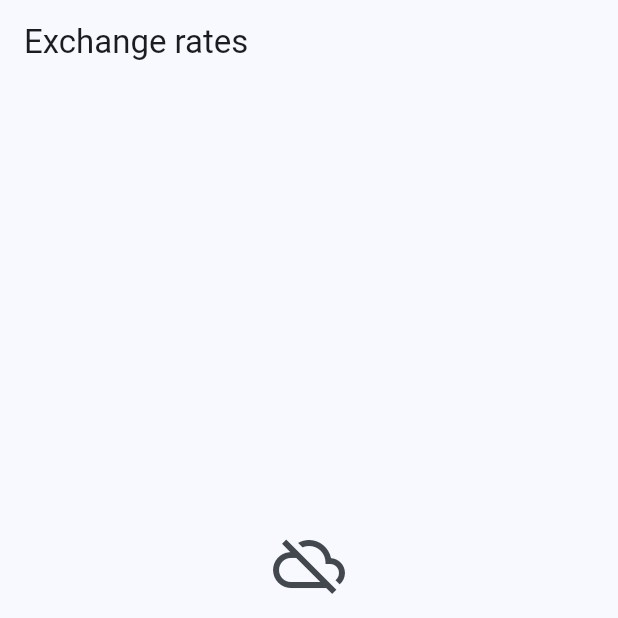
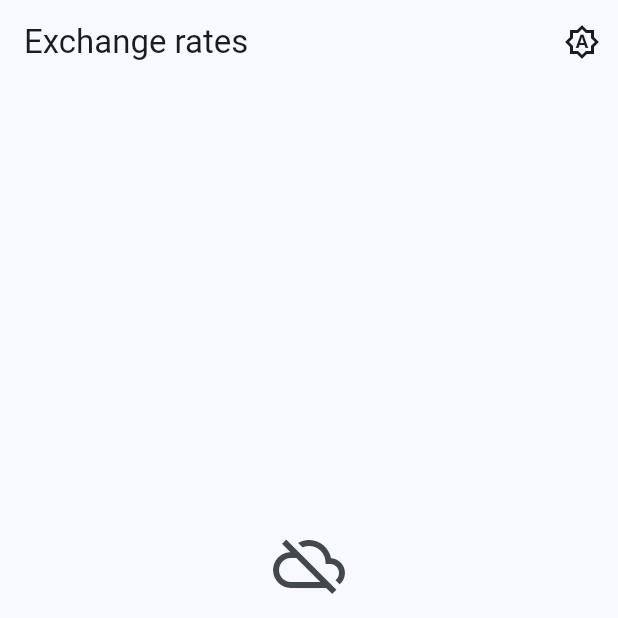
Before and after one commit to OmarElsharkawy1/currency_exchange_tracker, a Flutter app: the screen it shows after launch, on a phone screen of 412 x 824 dp, the top half of it. Run offline on Flutter 3.47's test engine with Material 3 defaults, Android fonts, the phone set to English and light mode, and no system bars; our stand-ins replace connectivity_plus, dio, equatable, fl_chart, flutter_bloc, get_it and 4 more; accounts and stored records are empty; network calls fail.

Commit message:
feat(core): add a persisted light/dark/system theme toggle
An AppBar button on both screens cycles the app through following the
device, light, and dark, and the choice survives a relaunch.

- ThemeModeController is a ValueNotifier, not a fourth bloc: CLAUDE.md
  fixes the app at three, and a theme choice is not domain state. It
  is provided at the composition root the same way Clock is.
- ThemeModeScope is an InheritedNotifier because providers refuse
  Listenables by design — they do not rebuild dependents when one
  changes. The inherited dependency both delivers the rebuild and
  scopes it to the button that asked.
- The cycle returns to system. Without that step a user who tried the
  switch could never hand the decision back to the device, which is
  also why the icon names the mode rather than the brightness it
  resolved to.
- ThemeModeStore shares the existing Hive box and lives in core/: a
  theme is not rate data, and the rates repository should not learn it
  exists. A missing, unrecognised or unreadable value all mean the
  same thing — the user has not chosen.
- main.dart reads the stored mode before runApp, so the app never
  paints one theme and then corrects itself.
- The button carries an explicit Semantics label with the tooltip
  excluded from semantics, since IconButton(tooltip:) populates the
  tooltip property rather than the label and assistive tech would
  otherwise announce the mode twice.

Also logs the prompt and output in AI_USAGE.md.

analyze: 0 issues. test: 295 passed. format: clean.

Co-Authored-By: Claude Opus 5 <noreply@anthropic.com>

```diff
--- a/lib/app.dart
+++ b/lib/app.dart
@@ -3,6 +3,9 @@ import 'package:currency_exchange_tracker/core/connectivity/connectivity_cubit.d
 import 'package:currency_exchange_tracker/core/di/injection.dart';
 import 'package:currency_exchange_tracker/core/navigation/app_routes.dart';
 import 'package:currency_exchange_tracker/core/theme/app_theme.dart';
+import 'package:currency_exchange_tracker/core/theme/theme_mode_controller.dart';
+import 'package:currency_exchange_tracker/core/theme/theme_mode_scope.dart';
+import 'package:currency_exchange_tracker/core/theme/theme_mode_store.dart';
 import 'package:currency_exchange_tracker/features/rates/domain/entities/rate_comparison.dart';
 import 'package:currency_exchange_tracker/features/rates/presentation/blocs/currency_detail_bloc.dart';
 import 'package:currency_exchange_tracker/features/rates/presentation/blocs/currency_detail_event.dart';
@@ -17,9 +20,34 @@ import 'package:flutter_bloc/flutter_bloc.dart';
 ///
 /// The composition root reaches into the service locator here, once, so no
 /// widget or bloc below has to. Every screen gets its bloc from a route.
-class CurrencyExchangeTrackerApp extends StatelessWidget {
-  /// Creates the app root.
-  const CurrencyExchangeTrackerApp({super.key});
+class CurrencyExchangeTrackerApp extends StatefulWidget {
+  /// Creates the app root, starting from the theme the user last chose.
+  const CurrencyExchangeTrackerApp({
+    this.initialThemeMode = ThemeMode.system,
+    super.key,
+  });
+
+  /// The theme mode restored from storage before the first frame.
+  final ThemeMode initialThemeMode;
+
+  @override
+  State<CurrencyExchangeTrackerApp> createState() =>
+      _CurrencyExchangeTrackerAppState();
+}
+
+class _CurrencyExchangeTrackerAppState
+    extends State<CurrencyExchangeTrackerApp> {
+  /// The chosen theme. Lives for the life of the app and is disposed with it.
+  late final ThemeModeController _themeMode = ThemeModeController(
+    initial: widget.initialThemeMode,
+    store: getIt<ThemeModeStore>(),
+  );
+
+  @override
+  void dispose() {
+    _themeMode.dispose();
+    super.dispose();
+  }
 
   @override
   Widget build(BuildContext context) {
@@ -30,13 +58,22 @@ class CurrencyExchangeTrackerApp extends StatelessWidget {
       value: getIt<Clock>(),
       child: BlocProvider<ConnectivityCubit>.value(
         value: getIt<ConnectivityCubit>(),
-        child: MaterialApp(
+        child: ThemeModeScope(
+          controller: _themeMode,
+          // Only the app shell re-runs when the mode changes; the routes
+          // below rebuild because their theme did, not because of a listener.
+          child: ValueListenableBuilder<ThemeMode>(
+            valueListenable: _themeMode,
+            builder: (context, themeMode, child) => MaterialApp(
               title: 'Currency Exchange Tracker',
               debugShowCheckedModeBanner: false,
               theme: AppTheme.light,
               darkTheme: AppTheme.dark,
+              themeMode: themeMode,
               initialRoute: AppRoutes.ratesList,
               onGenerateRoute: _onGenerateRoute,
+            ),
+          ),
         ),
       ),
     );
--- a/lib/core/di/injection.dart
+++ b/lib/core/di/injection.dart
@@ -3,6 +3,7 @@ import 'package:currency_exchange_tracker/core/clock/clock.dart';
 import 'package:currency_exchange_tracker/core/connectivity/connectivity_cubit.dart';
 import 'package:currency_exchange_tracker/core/connectivity/connectivity_sources.dart';
 import 'package:currency_exchange_tracker/core/network/host_fallback_interceptor.dart';
+import 'package:currency_exchange_tracker/core/theme/theme_mode_store.dart';
 import 'package:currency_exchange_tracker/features/rates/data/data_sources/rates_local_data_source.dart';
 import 'package:currency_exchange_tracker/features/rates/data/data_sources/rates_remote_data_source.dart';
 import 'package:currency_exchange_tracker/features/rates/data/repositories/rates_repository_impl.dart';
@@ -31,6 +32,9 @@ Future<void> configureDependencies() async {
   final ratesBox = await Hive.openBox<String>(ratesCacheBoxName);
   getIt
     ..registerSingleton<Box<String>>(ratesBox)
+    ..registerLazySingleton<ThemeModeStore>(
+      () => ThemeModeStore(getIt<Box<String>>()),
+    )
     ..registerLazySingleton<Dio>(() {
       final dio = Dio(
         BaseOptions(
--- /dev/null
+++ b/lib/core/theme/theme_mode_button.dart
@@ -0,0 +1,48 @@
+import 'package:currency_exchange_tracker/core/theme/theme_mode_scope.dart';
+import 'package:flutter/material.dart';
+
+/// Cycles the app through following the device, light, and dark.
+///
+/// The icon names the *mode*, not the brightness currently on screen, so
+/// "following the device" is a state the user can see they are in rather than
+/// one that masquerades as whichever theme it resolved to.
+class ThemeModeButton extends StatelessWidget {
+  /// Creates the button.
+  const ThemeModeButton({super.key});
+
+  @override
+  Widget build(BuildContext context) {
+    final controller = ThemeModeScope.of(context);
+    final mode = controller.value;
+
+    final label = _labelFor(mode);
+
+    // The tooltip is the pointer affordance and the Semantics label is the
+    // screen-reader one. The tooltip is excluded from semantics so assistive
+    // tech announces the mode once, not twice.
+    return Tooltip(
+      message: label,
+      excludeFromSemantics: true,
+      child: Semantics(
+        button: true,
+        label: label,
+        child: IconButton(
+          onPressed: controller.next,
+          icon: Icon(_iconFor(mode)),
+        ),
+      ),
+    );
+  }
+
+  IconData _iconFor(ThemeMode mode) => switch (mode) {
+    ThemeMode.system => Icons.brightness_auto_outlined,
+    ThemeMode.light => Icons.light_mode_outlined,
+    ThemeMode.dark => Icons.dark_mode_outlined,
+  };
+
+  String _labelFor(ThemeMode mode) => switch (mode) {
+    ThemeMode.system => 'Theme: following the device',
+    ThemeMode.light => 'Theme: light',
+    ThemeMode.dark => 'Theme: dark',
+  };
+}
--- /dev/null
+++ b/lib/core/theme/theme_mode_controller.dart
@@ -0,0 +1,38 @@
+import 'dart:async';
+
+import 'package:currency_exchange_tracker/core/theme/theme_mode_store.dart';
+import 'package:flutter/material.dart';
+
+/// Holds the theme the user has chosen, and remembers it.
+///
+/// A [ValueNotifier] rather than a cubit on purpose: the app has exactly three
+/// blocs, and a theme choice is not a fourth piece of domain state. It is
+/// provided at the composition root and read through `ThemeModeScope`.
+class ThemeModeController extends ValueNotifier<ThemeMode> {
+  /// Creates a controller starting at [initial], persisting through [store].
+  ///
+  /// [store] is optional so tests that only care about the cycle need not
+  /// bring storage with them; the composition root always supplies one.
+  ThemeModeController({ThemeMode initial = ThemeMode.system, this.store})
+    : super(initial);
+
+  /// Where the choice is remembered, if anywhere.
+  final ThemeModeStore? store;
+
+  /// The order the button walks through.
+  ///
+  /// Deliberately returns to [ThemeMode.system]: without it, a user who tried
+  /// the switch could never hand the decision back to the device.
+  static const List<ThemeMode> cycle = [
+    ThemeMode.system,
+    ThemeMode.light,
+    ThemeMode.dark,
+  ];
+
+  /// Advances to the next mode in [cycle] and remembers it.
+  void next() {
+    final position = cycle.indexOf(value);
+    value = cycle[(position + 1) % cycle.length];
+    unawaited(store?.write(value));
+  }
+}
--- /dev/null
+++ b/lib/core/theme/theme_mode_scope.dart
@@ -0,0 +1,24 @@
+import 'package:currency_exchange_tracker/core/theme/theme_mode_controller.dart';
+import 'package:flutter/material.dart';
+
+/// Makes the [ThemeModeController] reachable from the widget tree.
+///
+/// An [InheritedNotifier] rather than a `RepositoryProvider`: providers
+/// deliberately refuse `Listenable`s, because they do not rebuild dependents
+/// when one changes. This does, and it scopes that rebuild to the widgets
+/// that actually asked for the theme.
+class ThemeModeScope extends InheritedNotifier<ThemeModeController> {
+  /// Creates the scope.
+  const ThemeModeScope({
+    required ThemeModeController controller,
+    required super.child,
+    super.key,
+  }) : super(notifier: controller);
+
+  /// The controller, registering the caller for rebuilds.
+  static ThemeModeController of(BuildContext context) {
+    final scope = context.dependOnInheritedWidgetOfExactType<ThemeModeScope>();
+    assert(scope != null, 'No ThemeModeScope above this widget.');
+    return scope!.notifier!;
+  }
+}
--- /dev/null
+++ b/lib/core/theme/theme_mode_store.dart
@@ -0,0 +1,56 @@
+import 'package:flutter/material.dart';
+import 'package:hive_ce/hive.dart';
+
+/// Remembers the theme the user picked, across launches.
+///
+/// Shares the app's one Hive box of JSON-ish strings. It lives in `core/`
+/// rather than the rates repository: a theme choice is not rate data, and
+/// nothing in the feature module should have to know it exists.
+class ThemeModeStore {
+  /// Creates a store on an already-open [_box].
+  const ThemeModeStore(this._box);
+
+  final Box<String> _box;
+
+  /// Key the chosen mode is stored under.
+  static const String key = 'theme_mode';
+
+  /// The stored mode, or [ThemeMode.system] when there is nothing readable.
+  ///
+  /// A missing, unrecognised or unreadable value all mean the same thing:
+  /// the user has not chosen, so follow the device.
+  ThemeMode read() {
+    final String? stored;
+    try {
+      stored = _box.get(key);
+      // Hive reports a closed or broken box as an Error; a preference we
+      // cannot read is a preference we do not have.
+      // ignore: avoid_catching_errors
+    } on HiveError {
+      return ThemeMode.system;
+    }
+
+    return switch (stored) {
+      null => ThemeMode.system,
+      final name => ThemeMode.values.firstWhere(
+        (mode) => mode.name == name,
+        orElse: () => ThemeMode.system,
+      ),
+    };
+  }
+
+  /// Stores [mode].
+  ///
+  /// Storage errors are swallowed: failing to remember a theme is not worth
+  /// interrupting the app for.
+  Future<void> write(ThemeMode mode) async {
+    try {
+      await _box.put(key, mode.name);
+      // Same reasoning as read: storage trouble must not surface as a crash
+      // over a theme switch.
+      // ignore: avoid_catching_errors
+    } on HiveError {
+      // Nothing to recover: the choice still applies for this session.
+    }
+  }
+}
--- a/lib/features/rates/presentation/pages/currency_detail_page.dart
+++ b/lib/features/rates/presentation/pages/currency_detail_page.dart
@@ -1,5 +1,6 @@
 import 'package:currency_exchange_tracker/core/extensions/context_extensions.dart';
 import 'package:currency_exchange_tracker/core/theme/app_spacing.dart';
+import 'package:currency_exchange_tracker/core/theme/theme_mode_button.dart';
 import 'package:currency_exchange_tracker/features/rates/domain/entities/currency.dart';
 import 'package:currency_exchange_tracker/features/rates/domain/entities/exchange_rate.dart';
 import 'package:currency_exchange_tracker/features/rates/domain/entities/rate_comparison.dart';
@@ -45,7 +46,10 @@ class _CurrencyDetailPageState extends State<CurrencyDetailPage> {
     final currency = widget.comparison.currency;
 
     return Scaffold(
-      appBar: AppBar(title: Text(currency.englishName)),
+      appBar: AppBar(
+        title: Text(currency.englishName),
+        actions: const [ThemeModeButton()],
+      ),
       body: SafeArea(
         child: Column(
           crossAxisAlignment: CrossAxisAlignment.stretch,
--- a/lib/features/rates/presentation/pages/rates_list_page.dart
+++ b/lib/features/rates/presentation/pages/rates_list_page.dart
@@ -3,6 +3,7 @@ import 'package:currency_exchange_tracker/core/connectivity/connectivity_state.d
 import 'package:currency_exchange_tracker/core/failures/failure.dart';
 import 'package:currency_exchange_tracker/core/failures/failure_messages.dart';
 import 'package:currency_exchange_tracker/core/navigation/app_routes.dart';
+import 'package:currency_exchange_tracker/core/theme/theme_mode_button.dart';
 import 'package:currency_exchange_tracker/features/rates/domain/entities/rate_comparison.dart';
 import 'package:currency_exchange_tracker/features/rates/presentation/blocs/rates_list_bloc.dart';
 import 'package:currency_exchange_tracker/features/rates/presentation/blocs/rates_list_event.dart';
@@ -24,7 +25,10 @@ class RatesListPage extends StatelessWidget {
   @override
   Widget build(BuildContext context) {
     return Scaffold(
-      appBar: AppBar(title: const Text('Exchange rates')),
+      appBar: AppBar(
+        title: const Text('Exchange rates'),
+        actions: const [ThemeModeButton()],
+      ),
       body: MultiBlocListener(
         listeners: [
           BlocListener<RatesListBloc, RatesListState>(
```
Also changed, not shown: lib/main.dart (+6 -1 lines), 7 other files. Lines whose indentation alone changed are shown as unchanged.
